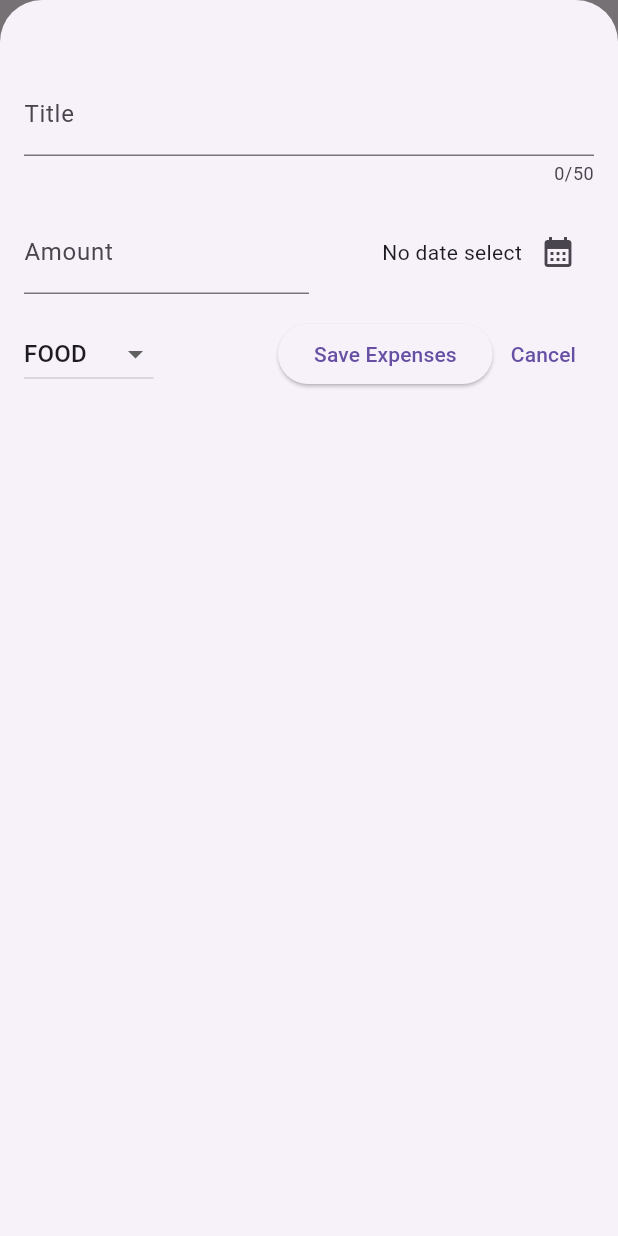
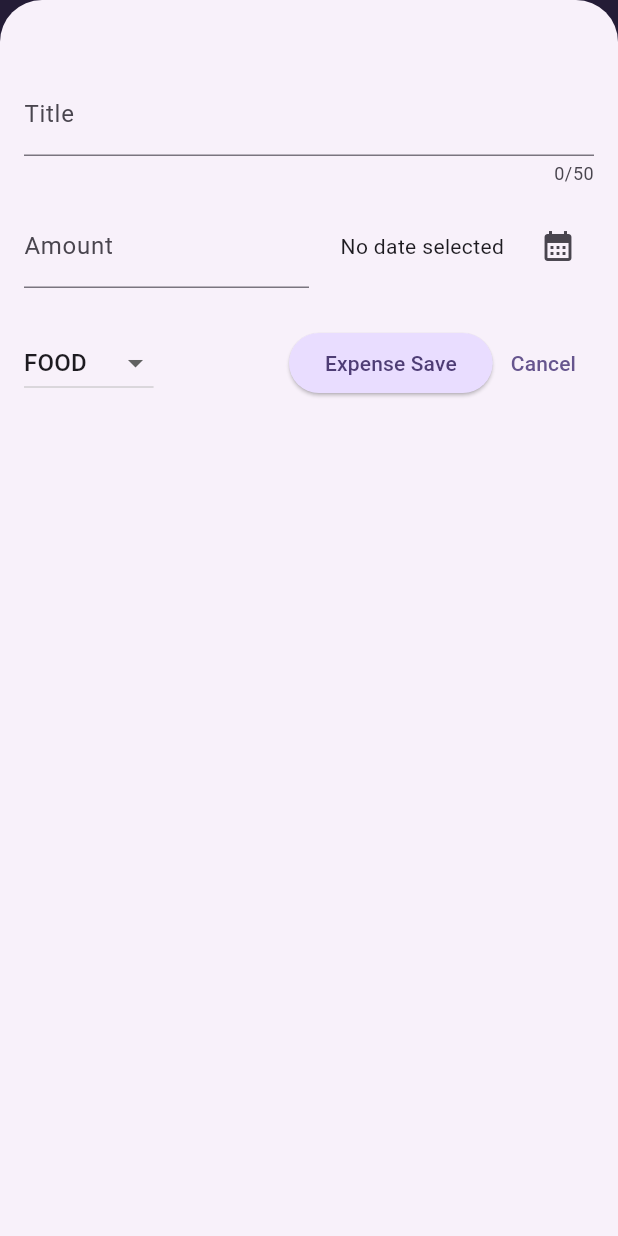
Before and after one commit to tanvu1810/Dart_Project, a Flutter app: the screen it shows after launch, after a tap on the "add" icon, on a phone screen of 412 x 824 dp. Run offline on Flutter 3.47's test engine with Material 3 defaults, Android fonts, the phone set to English and light mode, and no system bars; our stand-ins replace google_fonts.

Commit message:
Dark Theme and colorScheme

```diff
--- a/expensive_tracker_app/lib/main.dart
+++ b/expensive_tracker_app/lib/main.dart
@@ -1,10 +1,67 @@
 import 'package:expensive_tracker_app/widgets/expenses.dart';
 import 'package:flutter/material.dart';
 
+var kColorScheme = ColorScheme.fromSeed(
+  seedColor: const Color.fromARGB(255, 173, 146, 238),
+);
+var kDarkColorScheme = ColorScheme.fromSeed(
+  brightness: Brightness.dark,
+  seedColor: const Color.fromARGB(255, 5, 99, 125),
+);
 void main(List<String> args) {
   runApp(
-    const MaterialApp(
-      home: Expenses(),
+    MaterialApp(
+      darkTheme: ThemeData.dark().copyWith(
+        colorScheme: kDarkColorScheme,
+        cardTheme: const CardTheme().copyWith(
+          color: kDarkColorScheme.secondaryContainer,
+          margin: const EdgeInsets.symmetric(
+            vertical: 8,
+            horizontal: 16,
+          ),
+        ),
+        appBarTheme: const AppBarTheme().copyWith(
+          backgroundColor: kDarkColorScheme.onPrimaryContainer,
+          foregroundColor: kDarkColorScheme.primaryContainer,
+        ),
+        elevatedButtonTheme: ElevatedButtonThemeData(
+          style: ElevatedButton.styleFrom(
+            backgroundColor: kDarkColorScheme.primaryContainer,
+            foregroundColor: kDarkColorScheme.onPrimaryContainer,
+          ),
+        ),
+      ),
+      theme: ThemeData().copyWith(
+        // useMaterial3: true,
+        // scaffoldBackgroundColor: Color.fromARGB(255, 220, 189, 252),
+        colorScheme: kColorScheme,
+        cardTheme: const CardTheme().copyWith(
+          color: kColorScheme.secondaryContainer,
+          margin: const EdgeInsets.symmetric(
+            vertical: 8,
+            horizontal: 16,
+          ),
+        ),
+        appBarTheme: const AppBarTheme().copyWith(
+          backgroundColor: kColorScheme.onPrimaryContainer,
+          foregroundColor: kColorScheme.primaryContainer,
+        ),
+        elevatedButtonTheme: ElevatedButtonThemeData(
+          style: ElevatedButton.styleFrom(
+            backgroundColor: kColorScheme.primaryContainer,
+            foregroundColor: kColorScheme.onPrimaryContainer,
+          ),
+        ),
+        textTheme: ThemeData().textTheme.copyWith(
+              titleLarge: TextStyle(
+                fontWeight: FontWeight.bold,
+                color: kColorScheme.onSecondaryContainer,
+                fontSize: 17,
+              ),
+            ),
+      ),
+      themeMode: ThemeMode.system,
+      home: const Expenses(),
     ),
   );
 }
--- a/expensive_tracker_app/lib/models/expense.dart
+++ b/expensive_tracker_app/lib/models/expense.dart
@@ -1,42 +1,55 @@
-// Cai dat thu vien tu sinh id va dinh dang ngay thang
+// Cai dat thu vien de moi chi phi co mot ID duy nhat
 import 'package:flutter/material.dart';
 import 'package:uuid/uuid.dart';
+// Cai dat thu vien de dinh dang ngay thang
 import 'package:intl/intl.dart';
 
-//Khoi tao doi tuong uuid
+// Khoi tao doi tuong uuid
 const uuid = Uuid();
-
-// Khai bao lop enum Category danh sach cac hang so khong doi
-enum Category { travel, food, leisure, work }
-
-//Khoi tao doi tuong fomatter
+// Khoi tao doi tuong fomatter
 final fomatter = DateFormat.yMd();
-
-//Tao map categoryIcons
-const categoryIcons = {
+// Khoi tao map categoryIcon (Key: enum : values: icons)
+final categoryIcons = {
   Category.food: Icons.food_bank,
   Category.leisure: Icons.movie,
   Category.travel: Icons.flight,
   Category.work: Icons.work,
 };
 
-// Tao lop expense
+// Khoi tao enum Category danh sach cac gia tri hang so khong doi
+enum Category { travel, leisure, work, food }
+
+// Cai dat lop expense
 class Expense {
-  // Ham khoi tao co doi
-  Expense({
-    required this.amount,
-    required this.date,
-    required this.category,
-    required this.title,
-  }) : id = uuid.v4();
-  // Khai bao cac thuoc tinh
+  Expense(
+      {required this.title,
+      required this.amount,
+      required this.date,
+      required this.category})
+      : id = uuid.v4();
   final String id;
   final String title;
+  final DateTime date;
   final double amount;
-  final DateTime date;
   final Category category;
-  // Ham getter tra ve gia tri ngay thang da duoc dinh dang
+
   String get formatedDate {
     return fomatter.format(date);
   }
 }
+
+class ExpenseBucket {
+  const ExpenseBucket({
+    required this.category,
+    required this.expenses,
+  });
+  final Category category;
+  final List<Expense> expenses;
+  double get totalExpenses {
+    double sum = 0;
+    for (final expense in expenses) {
+      sum += expense.amount;
+    }
+    return sum;
+  }
+}
--- a/expensive_tracker_app/lib/widgets/expenses.dart
+++ b/expensive_tracker_app/lib/widgets/expenses.dart
@@ -12,21 +12,22 @@ class Expenses extends StatefulWidget {
 }
 
 class _ExpensesState extends State<Expenses> {
+  // Khoi tao danh sach chi phi
   final List<Expense> _registeredExpenses = [
     Expense(
-      amount: 19.99,
+      title: 'Learn Flutter',
+      amount: 18,
       date: DateTime.now(),
       category: Category.work,
-      title: 'Flutter Course',
     ),
     Expense(
-      amount: 16.99,
+      title: 'Cinema',
+      amount: 20,
       date: DateTime.now(),
       category: Category.leisure,
-      title: 'Cinema',
     ),
   ];
-
+  // Tao ham _openAddExpenseOverlay
   void _openAddExpenseOverlay() {
     showModalBottomSheet(
       isScrollControlled: true,
@@ -37,43 +38,67 @@ class _ExpensesState extends State<Expenses> {
     );
   }
 
+  // Tap ham them chi phi
   void _addExpense(Expense expense) {
     setState(() {
       _registeredExpenses.add(expense);
     });
   }
 
+  // Tao ham xoa chi phi
   void _removeExpense(Expense expense) {
+    final expenseIndex = _registeredExpenses.indexOf(expense);
+
     setState(() {
       _registeredExpenses.remove(expense);
     });
+    ScaffoldMessenger.of(context).showSnackBar(
+      SnackBar(
+        duration: const Duration(seconds: 5),
+        content: const Text('Expense Deleted'),
+        action: SnackBarAction(
+          label: 'Undo',
+          onPressed: () {
+            setState(
+              () {
+                _registeredExpenses.insert(expenseIndex, expense);
+              },
+            );
+          },
+        ),
+      ),
+    );
   }
 
   @override
   Widget build(BuildContext context) {
+    Widget mainContent = const Center(
+      child: Text('Expenses not found. Start adding some !'),
+    );
+
+    if (_registeredExpenses.isNotEmpty) {
+      mainContent = ExpensesList(
+        expenses: _registeredExpenses,
+        onRemoveExpense: _removeExpense,
+      );
+    }
     return Scaffold(
       appBar: AppBar(
-        title: const Text('Expenses Tracker'),
+        title: const Text('Expenses Tracker App'),
         actions: [
           IconButton(
             onPressed: _openAddExpenseOverlay,
-            icon: const Icon(
-              Icons.add,
-            ),
-          ),
+            icon: const Icon(Icons.add),
+          )
         ],
       ),
       body: Column(
         children: [
-          // Bieu do thong ke
           const Text('Flow Chart'),
           // Danh sach cac chi phi
           const Text('Expenses List'),
           Expanded(
-            child: ExpensesList(
-              expenses: _registeredExpenses,
-              onRemoveExpense: _removeExpense,
-            ),
+            child: mainContent,
           ),
         ],
       ),
--- a/expensive_tracker_app/lib/widgets/expenses_list/expenses_item.dart
+++ b/expensive_tracker_app/lib/widgets/expenses_list/expenses_item.dart
@@ -1,6 +1,8 @@
 import 'package:expensive_tracker_app/models/expense.dart';
 import 'package:flutter/material.dart';
 
+// Tien ich khong trang thai boi vi no chi hien thi noi dung chu khong thay doi trang thai
+// O day la hien thi chi phi len man hinh
 class ExpensesItem extends StatelessWidget {
   const ExpensesItem({
     super.key,
@@ -13,31 +15,31 @@ class ExpensesItem extends StatelessWidget {
       child: Padding(
         padding: const EdgeInsets.symmetric(
           vertical: 16,
-          horizontal: 20,
+          horizontal: 16,
         ),
         child: Column(
+          crossAxisAlignment: CrossAxisAlignment.start,
           children: [
             Text(
               expense.title,
+              style: Theme.of(context).textTheme.titleLarge,
             ),
-            const SizedBox(height: 10),
+            const SizedBox(
+              height: 6,
+            ),
             Row(
               children: [
-                Text(
-                  '\$${expense.amount.toStringAsFixed(2)}',
-                ),
+                Text('\$${expense.amount.toStringAsFixed(2)}'),
                 const Spacer(),
                 Row(
                   children: [
                     Icon(
                       categoryIcons[expense.category],
                     ),
-                    const SizedBox(width: 16),
-                    Text(
-                      expense.formatedDate,
-                    ),
+                    const SizedBox(width: 10),
+                    Text(expense.formatedDate),
                   ],
-                ),
+                )
               ],
             )
           ],
--- a/expensive_tracker_app/lib/widgets/expenses_list/expenses_list.dart
+++ b/expensive_tracker_app/lib/widgets/expenses_list/expenses_list.dart
@@ -15,19 +15,17 @@ class ExpensesList extends StatelessWidget {
     return ListView.builder(
       itemCount: expenses.length,
       itemBuilder: (context, index) => Dismissible(
-              key: ValueKey(
-                expenses[index],
+        key: ValueKey(expenses[index]),
+        background: Container(
+          color: Theme.of(context).colorScheme.error.withOpacity(0.5),
+          margin: EdgeInsets.symmetric(
+              horizontal: Theme.of(context).cardTheme.margin!.horizontal),
         ),
-              onDismissed: (direction) => onRemoveExpense(
-                expenses[index],
-              ),
-              child: Container(
-                padding:
-                    const EdgeInsets.symmetric(vertical: 4, horizontal: 10),
+        onDismissed: (direction) => onRemoveExpense(expenses[index]),
         child: ExpensesItem(
           expense: expenses[index],
         ),
       ),
-            ));
+    );
   }
 }
--- a/expensive_tracker_app/lib/widgets/new_expense.dart
+++ b/expensive_tracker_app/lib/widgets/new_expense.dart
@@ -1,6 +1,8 @@
 import 'package:expensive_tracker_app/models/expense.dart';
 import 'package:flutter/material.dart';
 
+// Tien ich co trang thai vi no quan ly trang thai cua nguoi dung
+// O day la khoi tao va luu tru chi phi
 class NewExpense extends StatefulWidget {
   const NewExpense({super.key, required this.onAddExpense});
   final void Function(Expense expense) onAddExpense;
@@ -13,19 +15,11 @@ class NewExpense extends StatefulWidget {
 class _NewExpenseState extends State<NewExpense> {
   final _titleController = TextEditingController();
   final _amountController = TextEditingController();
-
+  DateTime? _selectedDate;
   Category _selectedCategory = Category.food;
-  DateTime? _selectedDate;
-  @override
-  void dispose() {
-    _titleController.dispose();
-    _amountController.dispose();
-    super.dispose();
-  }
-
   void _presentDatePicker() async {
     final now = DateTime.now();
-    final firstDate = DateTime(now.year - 10, now.month, now.day);
+    final firstDate = DateTime(now.year - 1, now.month, now.day);
     final lastDate = DateTime(2030, 12, 31);
     final datePicked = await showDatePicker(
       context: context,
@@ -36,6 +30,13 @@ class _NewExpenseState extends State<NewExpense> {
     setState(() {
       _selectedDate = datePicked;
     });
+  }
+
+  @override
+  void dispose() {
+    _amountController.dispose();
+    _titleController.dispose();
+    super.dispose();
   }
 
   void _submitExpenseData() {
@@ -50,13 +51,13 @@ class _NewExpenseState extends State<NewExpense> {
         builder: (context) => AlertDialog(
           title: const Text('Invalid Input'),
           content:
-              const Text('Ban nhap khong dung dinh dang vui long nhap lai!'),
+              const Text('Ban nhap khong dung dinh dang vui long nhap lai !'),
           actions: [
             TextButton(
               onPressed: () {
                 Navigator.pop(context);
               },
-              child: const Text('Okey'),
+              child: const Text('Oke'),
             ),
           ],
         ),
@@ -65,10 +66,10 @@ class _NewExpenseState extends State<NewExpense> {
     }
     widget.onAddExpense(
       Expense(
+          title: _titleController.text,
           amount: enteredAmount,
           date: _selectedDate!,
-          category: _selectedCategory,
-          title: _titleController.text),
+          category: _selectedCategory),
     );
     Navigator.pop(context);
   }
@@ -86,7 +87,7 @@ class _NewExpenseState extends State<NewExpense> {
               label: Text('Title'),
             ),
           ),
-          const SizedBox(height: 16),
+          const SizedBox(height: 12),
           Row(
             children: [
               Expanded(
@@ -106,22 +107,25 @@ class _NewExpenseState extends State<NewExpense> {
                   children: [
                     Text(
                       _selectedDate == null
-                        ? 'No date select'
+                          ? 'No date selected'
                           : fomatter.format(_selectedDate!),
+                    ),
+                    const SizedBox(
+                      width: 12,
                     ),
                     IconButton(
                       onPressed: _presentDatePicker,
                       icon: const Icon(Icons.calendar_month),
+                    ),
+                  ],
+                ),
               )
             ],
-              ))
-            ],
           ),
-          const SizedBox(height: 16),
+          const SizedBox(height: 26),
           Row(
             children: [
               DropdownButton(
-                icon: const Icon(Icons.arrow_drop_down_outlined),
                 value: _selectedCategory,
                 items: Category.values
                     .map(
@@ -133,19 +137,19 @@ class _NewExpenseState extends State<NewExpense> {
                       ),
                     )
                     .toList(),
-                onChanged: (value) => setState(
-                  () {
+                onChanged: (value) {
                   if (value == null) {
                     return;
                   }
+                  setState(() {
                     _selectedCategory = value;
+                  });
                 },
-                ),
               ),
               const Spacer(),
               ElevatedButton(
                 onPressed: _submitExpenseData,
-                child: const Text('Save Expenses'),
+                child: const Text('Expense Save'),
               ),
               TextButton(
                 onPressed: () {
@@ -154,7 +158,7 @@ class _NewExpenseState extends State<NewExpense> {
                 child: const Text('Cancel'),
               ),
             ],
-          ),
+          )
         ],
       ),
     );
```
Lines whose indentation alone changed are shown as unchanged.
